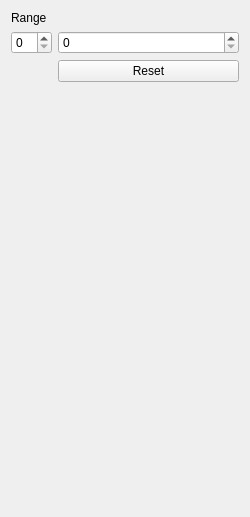
Qt form Alames/forms/leftwidget.ui (KLZ-0/Alames) before a commit.
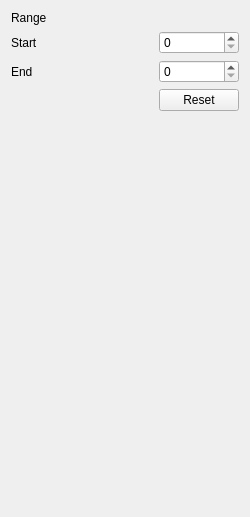
The same form after that commit.

Commit message:
Changed leftWidget layout
+ fixed bug with ui compilation

Patch:
```diff
--- a/Alames/forms/leftwidget.ui
+++ b/Alames/forms/leftwidget.ui
@@ -2,6 +2,9 @@
 <ui version="4.0">
  <class>LeftWidget</class>
  <widget class="QWidget" name="LeftWidget">
+  <property name="enabled">
+   <bool>true</bool>
+  </property>
   <property name="geometry">
    <rect>
     <x>0</x>
@@ -25,7 +28,33 @@
   <property name="windowTitle">
    <string>Form</string>
   </property>
-  <layout class="QFormLayout" name="formLayout">
+  <layout class="QGridLayout" name="gridLayout">
+   <property name="sizeConstraint">
+    <enum>QLayout::SetDefaultConstraint</enum>
+   </property>
+   <item row="1" column="0">
+    <widget class="QLabel" name="startLabel">
+     <property name="text">
+      <string>Start</string>
+     </property>
+    </widget>
+   </item>
+   <item row="1" column="1">
+    <widget class="QSpinBox" name="startBox">
+     <property name="sizePolicy">
+      <sizepolicy hsizetype="Preferred" vsizetype="Fixed">
+       <horstretch>0</horstretch>
+       <verstretch>0</verstretch>
+      </sizepolicy>
+     </property>
+     <property name="minimumSize">
+      <size>
+       <width>0</width>
+       <height>0</height>
+      </size>
+     </property>
+    </widget>
+   </item>
    <item row="0" column="0">
     <widget class="QLabel" name="infoLabel">
      <property name="sizePolicy">
@@ -39,26 +68,43 @@
      </property>
     </widget>
    </item>
-   <item row="1" column="0">
-    <widget class="QSpinBox" name="startBox">
-     <property name="sizePolicy">
-      <sizepolicy hsizetype="Minimum" vsizetype="Fixed">
-       <horstretch>0</horstretch>
-       <verstretch>0</verstretch>
-      </sizepolicy>
-     </property>
-    </widget>
-   </item>
-   <item row="1" column="1">
-    <widget class="QSpinBox" name="endBox"/>
-   </item>
    <item row="2" column="1">
+    <widget class="QSpinBox" name="endBox">
+     <property name="sizePolicy">
+      <sizepolicy hsizetype="Preferred" vsizetype="Fixed">
+       <horstretch>0</horstretch>
+       <verstretch>0</verstretch>
+      </sizepolicy>
+     </property>
+    </widget>
+   </item>
+   <item row="2" column="0">
+    <widget class="QLabel" name="endLabel">
+     <property name="text">
+      <string>End</string>
+     </property>
+    </widget>
+   </item>
+   <item row="3" column="1">
     <widget class="QPushButton" name="resetButton">
      <property name="text">
       <string>Reset</string>
      </property>
     </widget>
    </item>
+   <item row="4" column="1">
+    <spacer name="verticalSpacer">
+     <property name="orientation">
+      <enum>Qt::Vertical</enum>
+     </property>
+     <property name="sizeHint" stdset="0">
+      <size>
+       <width>20</width>
+       <height>40</height>
+      </size>
+     </property>
+    </spacer>
+   </item>
   </layout>
  </widget>
  <resources/>
```
The commit also changes 3 other files.
